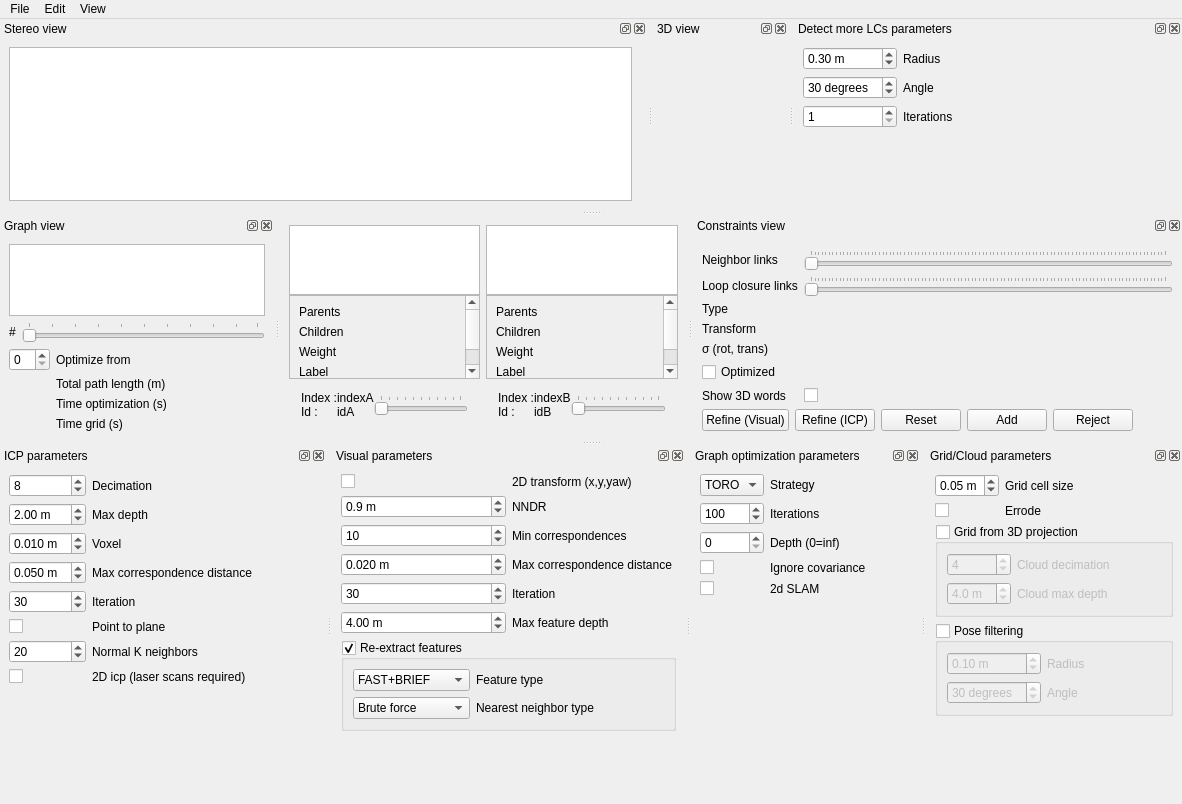
Above: guilib/src/ui/DatabaseViewer.ui from introlab/rtabmap before the change. Below: the same form after it.
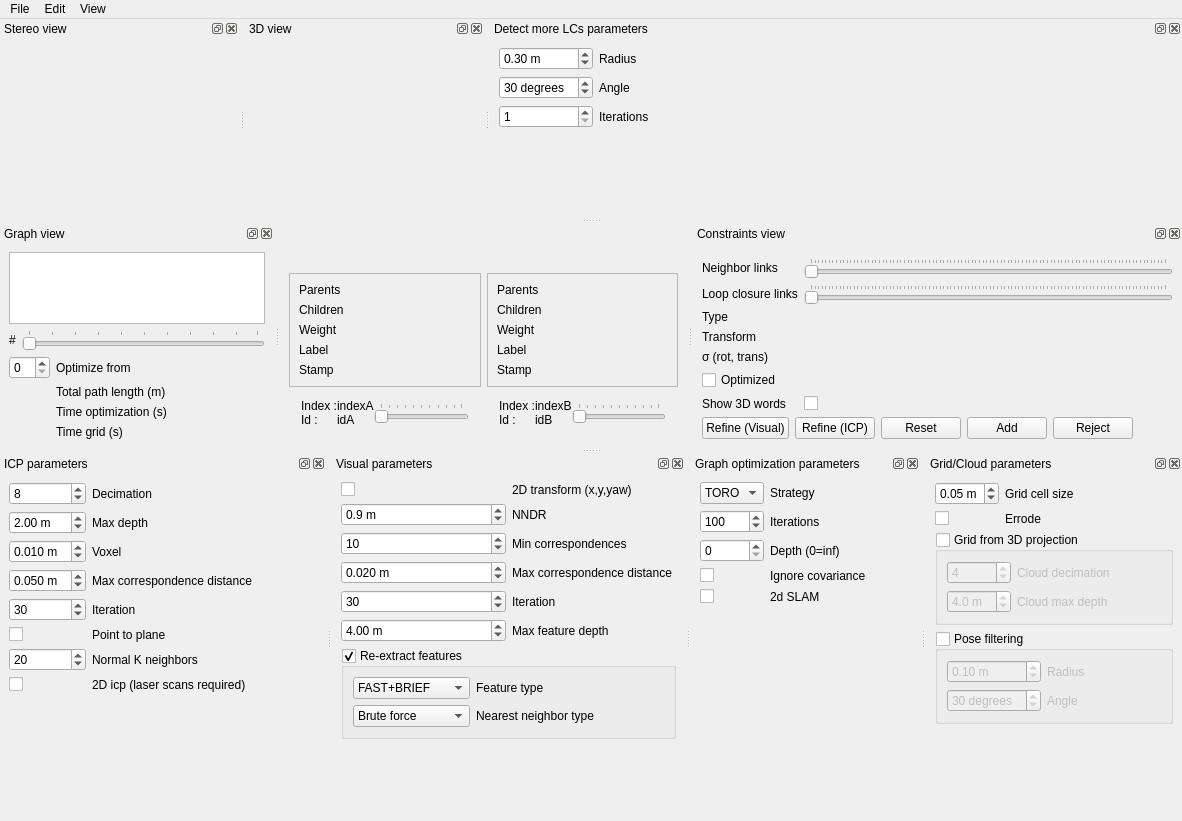
That is the form after the change. Custom widgets are drawn as their Qt base class.

Commit message: Updated ImageView with GraphicsView mode disabled by default. Updated DataRecorder.

```diff
--- a/guilib/src/ui/DatabaseViewer.ui
+++ b/guilib/src/ui/DatabaseViewer.ui
@@ -7,7 +7,7 @@
     <x>0</x>
     <y>0</y>
     <width>1182</width>
-    <height>804</height>
+    <height>821</height>
    </rect>
   </property>
   <property name="windowTitle">
@@ -16,7 +16,7 @@
   <widget class="QWidget" name="centralwidget">
    <layout class="QVBoxLayout" name="verticalLayout_7" stretch="2">
     <item>
-     <layout class="QHBoxLayout" name="horizontalLayout_3">
+     <layout class="QHBoxLayout" name="horizontalLayout_3" stretch="1,1">
       <property name="rightMargin">
        <number>0</number>
       </property>
@@ -26,7 +26,7 @@
          <number>0</number>
         </property>
         <item>
-         <widget class="rtabmap::ImageView" name="graphicsView_A"/>
+         <widget class="rtabmap::ImageView" name="graphicsView_A" native="true"/>
         </item>
         <item>
          <widget class="QScrollArea" name="scrollArea_2">
@@ -41,8 +41,8 @@
             <rect>
              <x>0</x>
              <y>0</y>
-             <width>136</width>
-             <height>127</height>
+             <width>153</width>
+             <height>136</height>
             </rect>
            </property>
            <layout class="QGridLayout" name="gridLayout" columnstretch="0,1">
@@ -181,7 +181,7 @@
          <number>0</number>
         </property>
         <item>
-         <widget class="rtabmap::ImageView" name="graphicsView_B"/>
+         <widget class="rtabmap::ImageView" name="graphicsView_B" native="true"/>
         </item>
         <item>
          <widget class="QScrollArea" name="scrollArea">
@@ -196,8 +196,8 @@
             <rect>
              <x>0</x>
              <y>0</y>
-             <width>137</width>
-             <height>127</height>
+             <width>152</width>
+             <height>136</height>
             </rect>
            </property>
            <layout class="QGridLayout" name="gridLayout_2" columnstretch="0,1">
@@ -1124,9 +1124,9 @@
     <number>4</number>
    </attribute>
    <widget class="QWidget" name="dockWidgetContents_5">
-    <layout class="QHBoxLayout" name="horizontalLayout_6">
+    <layout class="QHBoxLayout" name="horizontalLayout_6" stretch="1,1">
      <item>
-      <widget class="rtabmap::ImageView" name="graphicsView_stereo"/>
+      <widget class="rtabmap::ImageView" name="graphicsView_stereo" native="true"/>
      </item>
      <item>
       <widget class="rtabmap::CloudViewer" name="stereoViewer" native="true"/>
@@ -1142,7 +1142,7 @@
     <number>4</number>
    </attribute>
    <widget class="QWidget" name="dockWidgetContents_6">
-    <layout class="QHBoxLayout" name="horizontalLayout_8">
+    <layout class="QHBoxLayout" name="horizontalLayout_8" stretch="1,1">
      <item>
       <widget class="rtabmap::CloudViewer" name="widget_cloudA" native="true"/>
      </item>
@@ -1679,7 +1679,7 @@
   </customwidget>
   <customwidget>
    <class>rtabmap::ImageView</class>
-   <extends>QGraphicsView</extends>
+   <extends>QWidget</extends>
    <header>rtabmap/gui/ImageView.h</header>
   </customwidget>
   <customwidget>
```
Left out of the diff: 24 changed lines with no effect on the pictures. The commit also changes 12 other files.
